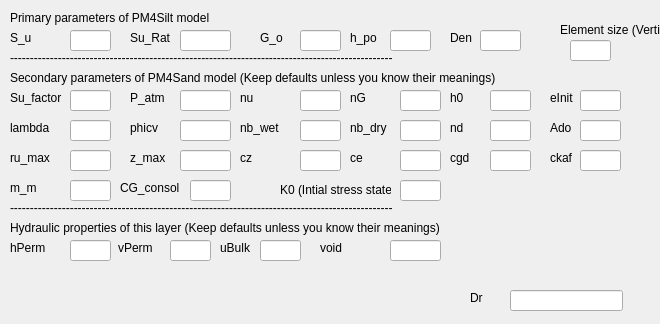
The window that UI/PM4Silt.ui (NHERI-SimCenter/QS3hark) describes before a commit, drawn with Qt 5.
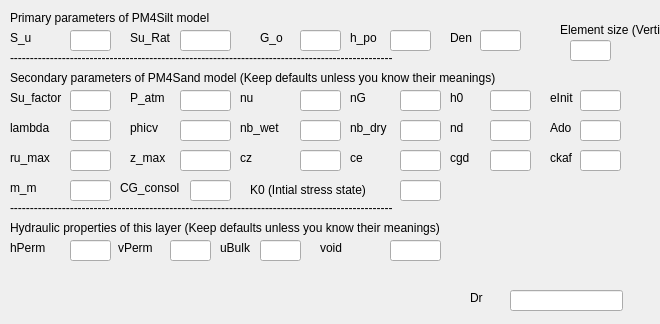
The same window after the commit.

What changed in the file:
```diff
--- a/UI/PM4Silt.ui
+++ b/UI/PM4Silt.ui
@@ -807,9 +807,9 @@
   <widget class="QLabel" name="K0_2">
    <property name="geometry">
     <rect>
-     <x>280</x>
+     <x>250</x>
      <y>180</y>
-     <width>111</width>
+     <width>141</width>
      <height>20</height>
     </rect>
    </property>
```
